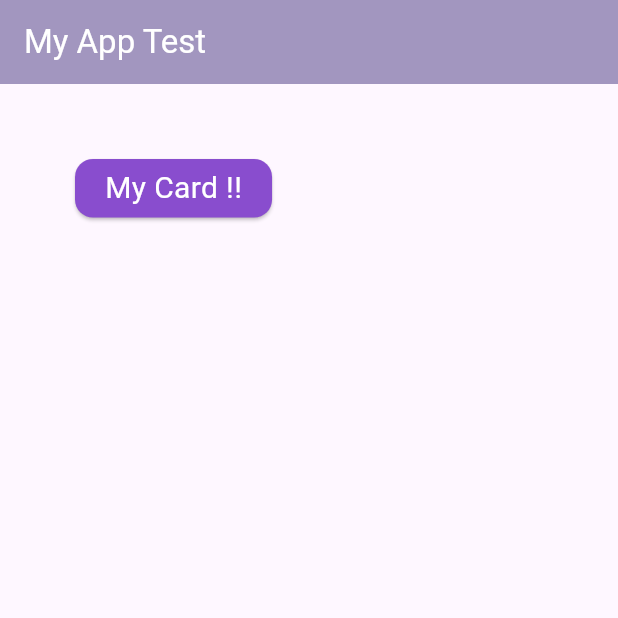
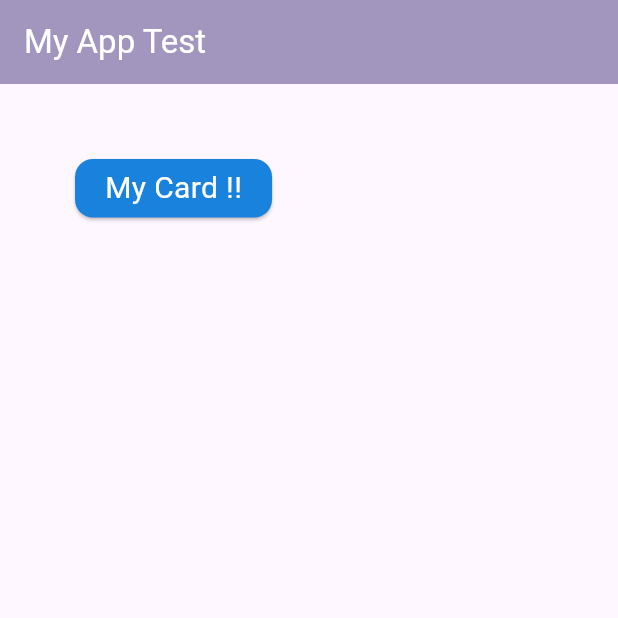
Before and after one commit to vhing004/Flutter-Learn, a Flutter app: the screen it shows after launch, on a phone screen of 412 x 824 dp, the top half of it. Run offline on Flutter 3.47's test engine with Material 3 defaults, Android fonts, the phone set to English and light mode, and no system bars.

```diff
--- a/lib/main.dart
+++ b/lib/main.dart
@@ -258,7 +258,7 @@ class MyCard extends StatelessWidget {
   @override
   Widget build(BuildContext context) {
     return const Card(
-      color: Color.fromARGB(255, 137, 77, 206),
+      color: Color.fromARGB(255, 25, 130, 221),
       margin: EdgeInsets.all(50),
       child: Padding(
         padding: EdgeInsets.symmetric(vertical: 5, horizontal: 20),
```
